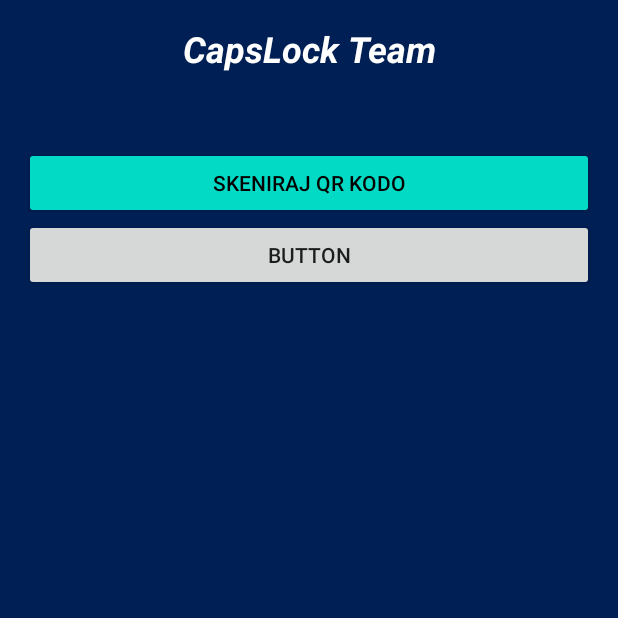
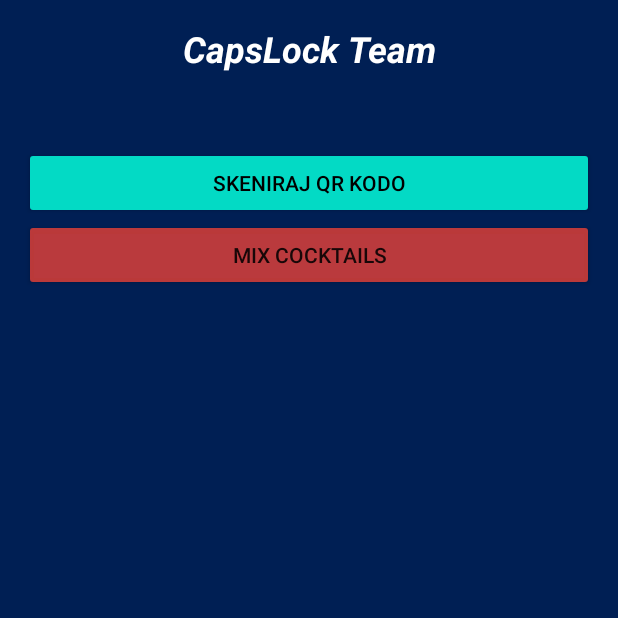
Before and after one commit to RPS-CapsLock/PJ-2025-MobileApp, an Android app built with Jetpack Compose: the screen it shows after launch (MainActivity), on a phone screen of 412 x 824 dp, the top half of it. Run offline under Robolectric (Android 15) with nearby library versions, the phone set to English and light mode, and no system bars.

Commit message:
Modified Button for mixing cocktails

```diff
--- a/app/src/main/res/layout/main.xml
+++ b/app/src/main/res/layout/main.xml
@@ -29,5 +29,6 @@
         android:id="@+id/button"
         android:layout_width="match_parent"
         android:layout_height="wrap_content"
-        android:text="Button" />
+        android:backgroundTint="#C3F44336"
+        android:text="Mix Cocktails" />
 </LinearLayout>
```
